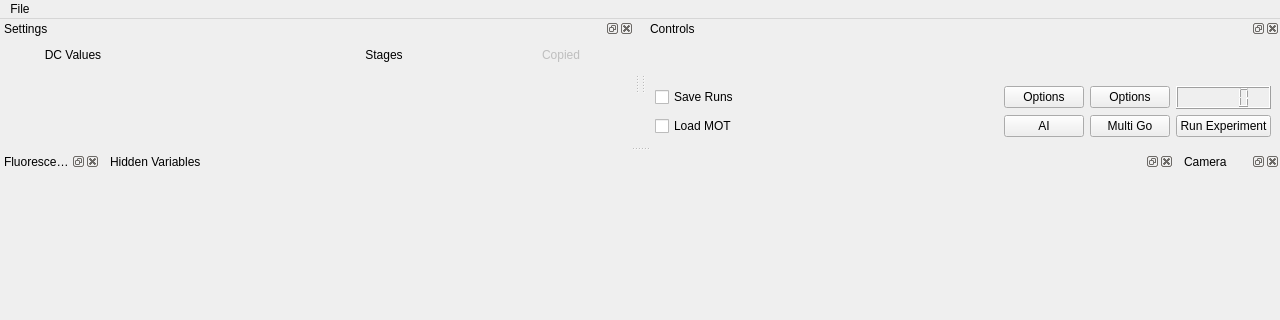
The window that gui.ui (hoogeroo/RbSetup2) describes before a commit, drawn with Qt 5; both pictures show x 0 to 1280 and y 0 to 320 of the 1280 by 720 pixel window.
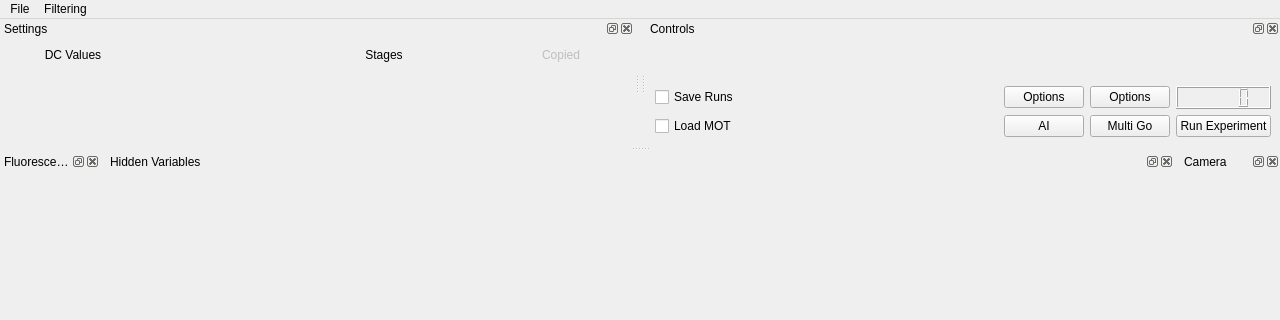
The same window after the commit. Icons and pictures are not drawn.

Commit message: add scafolding for filtering

What changed in the file:
```diff
--- a/gui.ui
+++ b/gui.ui
@@ -40,7 +40,17 @@
     <addaction name="action_save"/>
     <addaction name="action_load"/>
    </widget>
+   <widget class="QMenu" name="menuFiltering">
+    <property name="title">
+     <string>Filtering</string>
+    </property>
+    <addaction name="action_fringe_removal"/>
+    <addaction name="action_pca"/>
+    <addaction name="action_low_pass_filter"/>
+    <addaction name="action_fft_filter"/>
+   </widget>
    <addaction name="menu_file"/>
+   <addaction name="menuFiltering"/>
   </widget>
   <widget class="QStatusBar" name="statusbar">
    <property name="sizeGripEnabled">
```
Left out of the diff: 32 changed lines with no effect on the pictures. The commit also changes 2 other files.
